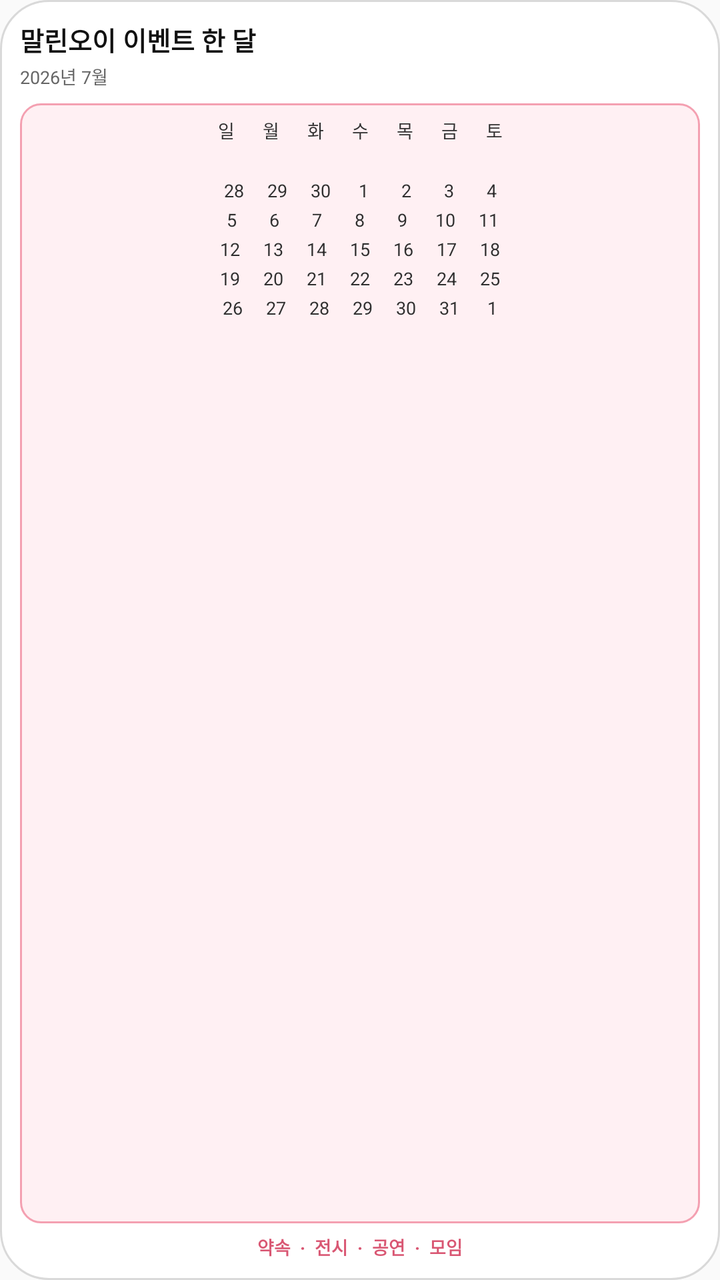
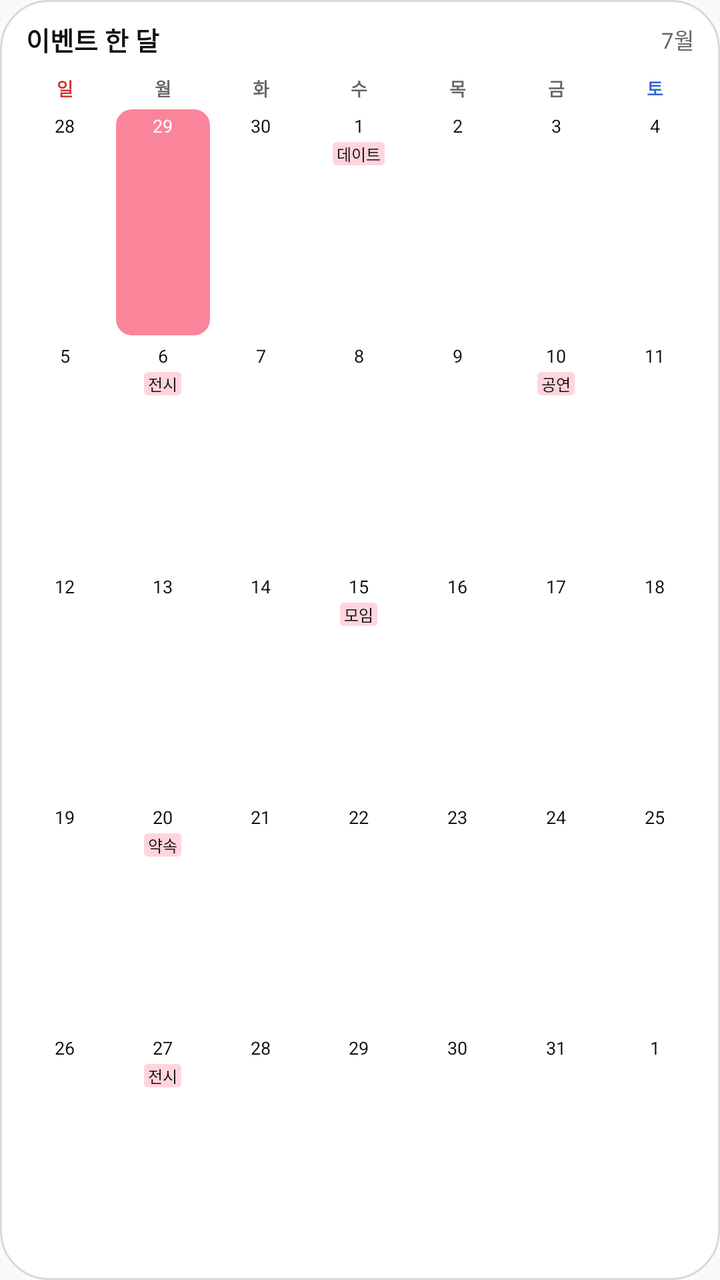

Two renders of the same Android screen: before a commit and after it. Below are the layout's source before the change and the commit's diff.
<!-- AndroidManifest.xml: application theme AppTheme -->
<!-- res/layout/widget_preview_event_month.xml -->
<?xml version="1.0" encoding="utf-8"?>
<LinearLayout xmlns:android="http://schemas.android.com/apk/res/android"
    android:layout_width="match_parent"
    android:layout_height="match_parent"
    android:background="@drawable/widget_background"
    android:orientation="vertical"
    android:padding="10dp">

    <TextView
        style="@style/MallinoiWidgetPreviewTitle"
        android:text="말린오이 이벤트 한 달" />

    <TextView
        style="@style/MallinoiWidgetPreviewSubtitle"
        android:text="2026년 7월" />

    <TextView
        style="@style/MallinoiWidgetPreviewBody"
        android:background="@drawable/widget_preview_grid_event"
        android:text="일      월      화      수      목      금      토\n\n28     29     30      1       2       3       4\n 5       6       7       8       9      10     11\n12     13     14     15     16     17     18\n19     20     21     22     23     24     25\n26     27     28     29     30     31      1" />

    <TextView
        style="@style/MallinoiWidgetPreviewSample"
        android:text="약속  ·  전시  ·  공연  ·  모임"
        android:textColor="#D95773" />
</LinearLayout>
<!-- resources referenced by this layout -->
<resources>
  <!-- drawable widget_preview_grid_event (drawable) -->
  <?xml version="1.0" encoding="utf-8"?>
  <shape xmlns:android="http://schemas.android.com/apk/res/android">
      <solid android:color="#FFF0F3" />
      <stroke android:width="1dp" android:color="#F4A0B1" />
      <corners android:radius="10dp" />
  </shape>
  <style name="MallinoiWidgetPreviewBody">
          <item name="android:layout_width">match_parent</item>
          <item name="android:layout_height">0dp</item>
          <item name="android:layout_marginTop">7dp</item>
          <item name="android:layout_weight">1</item>
          <item name="android:gravity">top|center_horizontal</item>
          <item name="android:includeFontPadding">true</item>
          <item name="android:lineSpacingExtra">4dp</item>
          <item name="android:padding">7dp</item>
          <item name="android:textColor">#303030</item>
          <item name="android:textSize">9sp</item>
      </style>
  <style name="MallinoiWidgetPreviewSample">
          <item name="android:layout_width">match_parent</item>
          <item name="android:layout_height">wrap_content</item>
          <item name="android:layout_marginTop">5dp</item>
          <item name="android:ellipsize">end</item>
          <item name="android:gravity">center</item>
          <item name="android:singleLine">true</item>
          <item name="android:textSize">9sp</item>
          <item name="android:textStyle">bold</item>
      </style>
  <style name="MallinoiWidgetPreviewSubtitle">
          <item name="android:layout_width">match_parent</item>
          <item name="android:layout_height">wrap_content</item>
          <item name="android:layout_marginTop">2dp</item>
          <item name="android:textColor">#666666</item>
          <item name="android:textSize">9sp</item>
      </style>
  <style name="MallinoiWidgetPreviewTitle">
          <item name="android:layout_width">match_parent</item>
          <item name="android:layout_height">wrap_content</item>
          <item name="android:ellipsize">end</item>
          <item name="android:singleLine">true</item>
          <item name="android:textColor">#111111</item>
          <item name="android:textSize">13sp</item>
          <item name="android:textStyle">bold</item>
      </style>
  <color tools:ignore="UnusedResources" name="colorPrimary">#3F51B5</color>
  <color tools:ignore="UnusedResources" name="colorAccent">#FF4081</color>
  <!-- unchanged entries left out for length: 3 -->
</resources>

<!-- the commit's change to res/layout/widget_preview_event_month.xml (unified diff, before → after) -->
@@ -4,23 +4,395 @@
     android:layout_height="match_parent"
     android:background="@drawable/widget_background"
     android:orientation="vertical"
-    android:padding="10dp">
-
-    <TextView
-        style="@style/MallinoiWidgetPreviewTitle"
-        android:text="말린오이 이벤트 한 달" />
-
-    <TextView
-        style="@style/MallinoiWidgetPreviewSubtitle"
-        android:text="2026년 7월" />
-
-    <TextView
-        style="@style/MallinoiWidgetPreviewBody"
-        android:background="@drawable/widget_preview_grid_event"
-        android:text="일      월      화      수      목      금      토\n\n28     29     30      1       2       3       4\n 5       6       7       8       9      10     11\n12     13     14     15     16     17     18\n19     20     21     22     23     24     25\n26     27     28     29     30     31      1" />
-
-    <TextView
-        style="@style/MallinoiWidgetPreviewSample"
-        android:text="약속  ·  전시  ·  공연  ·  모임"
-        android:textColor="#D95773" />
+    android:paddingLeft="8dp"
+    android:paddingTop="10dp"
+    android:paddingRight="8dp"
+    android:paddingBottom="10dp">
+
+    <LinearLayout
+        android:layout_width="match_parent"
+        android:layout_height="wrap_content"
+        android:gravity="center_vertical"
+        android:orientation="horizontal"
+        android:paddingLeft="5dp"
+        android:paddingRight="5dp">
+
+        <TextView
+            style="@style/MallinoiWidgetPreviewTitle"
+            android:text="이벤트 한 달" />
+
+        <TextView
+            style="@style/MallinoiWidgetPreviewSubtitle"
+            android:text="7월" />
+    </LinearLayout>
+
+    <LinearLayout
+        android:layout_width="match_parent"
+        android:layout_height="wrap_content"
+        android:layout_marginTop="8dp"
+        android:orientation="horizontal">
+        <TextView
+            style="@style/MallinoiWidgetWeekday"
+            android:text="일"
+            android:textColor="#CC3333" />
+        <TextView
+            style="@style/MallinoiWidgetWeekday"
+            android:text="월" />
+        <TextView
+            style="@style/MallinoiWidgetWeekday"
+            android:text="화" />
+        <TextView
+            style="@style/MallinoiWidgetWeekday"
+            android:text="수" />
+        <TextView
+            style="@style/MallinoiWidgetWeekday"
+            android:text="목" />
+        <TextView
+            style="@style/MallinoiWidgetWeekday"
+            android:text="금" />
+        <TextView
+            style="@style/MallinoiWidgetWeekday"
+            android:text="토"
+            android:textColor="#3366CC" />
+    </LinearLayout>
+
+    <LinearLayout
+        android:layout_width="match_parent"
+        android:layout_height="0dp"
+        android:layout_marginTop="3dp"
+        android:layout_weight="1"
+        android:orientation="vertical">
+
+        <LinearLayout
+            style="@style/MallinoiWidgetPreviewRow">
+
+        <LinearLayout
+            style="@style/MallinoiWidgetPreviewDay">
+
+            <TextView
+                style="@style/MallinoiWidgetPreviewDate"
+                android:text="28" />
+        </LinearLayout>
+
+        <LinearLayout
+            style="@style/MallinoiWidgetPreviewDay"
+            android:background="@drawable/widget_today_event_background">
+
+            <TextView
+                style="@style/MallinoiWidgetPreviewDate"
+                android:text="29"
+                android:textColor="#FFFFFF" />
+        </LinearLayout>
+
+        <LinearLayout
+            style="@style/MallinoiWidgetPreviewDay">
+
+            <TextView
+                style="@style/MallinoiWidgetPreviewDate"
+                android:text="30" />
+        </LinearLayout>
+
+        <LinearLayout
+            style="@style/MallinoiWidgetPreviewDay">
+
+            <TextView
+                style="@style/MallinoiWidgetPreviewDate"
+                android:text="1" />
+
+            <TextView
+                style="@style/MallinoiWidgetPreviewChip"
+                android:background="@drawable/widget_preview_chip_event"
+                android:text="데이트" />
+        </LinearLayout>
+
+        <LinearLayout
+            style="@style/MallinoiWidgetPreviewDay">
+
+            <TextView
+                style="@style/MallinoiWidgetPreviewDate"
+                android:text="2" />
+        </LinearLayout>
+
+        <LinearLayout
+            style="@style/MallinoiWidgetPreviewDay">
+
+            <TextView
+                style="@style/MallinoiWidgetPreviewDate"
+                android:text="3" />
+        </LinearLayout>
+
+        <LinearLayout
+            style="@style/MallinoiWidgetPreviewDay">
+
+            <TextView
+                style="@style/MallinoiWidgetPreviewDate"
+                android:text="4" />
+        </LinearLayout>
+        </LinearLayout>
+
+        <LinearLayout
+            style="@style/MallinoiWidgetPreviewRow">
+
+        <LinearLayout
+            style="@style/MallinoiWidgetPreviewDay">
+
+            <TextView
+                style="@style/MallinoiWidgetPreviewDate"
+                android:text="5" />
+        </LinearLayout>
+
+        <LinearLayout
+            style="@style/MallinoiWidgetPreviewDay">
+
+            <TextView
+                style="@style/MallinoiWidgetPreviewDate"
+                android:text="6" />
+
+            <TextView
+                style="@style/MallinoiWidgetPreviewChip"
+                android:background="@drawable/widget_preview_chip_event"
+                android:text="전시" />
+        </LinearLayout>
+
+        <LinearLayout
+            style="@style/MallinoiWidgetPreviewDay">
+
+            <TextView
+                style="@style/MallinoiWidgetPreviewDate"
+                android:text="7" />
+        </LinearLayout>
+
+        <LinearLayout
+            style="@style/MallinoiWidgetPreviewDay">
+
+            <TextView
+                style="@style/MallinoiWidgetPreviewDate"
+                android:text="8" />
+        </LinearLayout>
+
+        <LinearLayout
+            style="@style/MallinoiWidgetPreviewDay">
+
+            <TextView
+                style="@style/MallinoiWidgetPreviewDate"
+                android:text="9" />
+        </LinearLayout>
+
+        <LinearLayout
+            style="@style/MallinoiWidgetPreviewDay">
+
+            <TextView
+                style="@style/MallinoiWidgetPreviewDate"
+                android:text="10" />
+
+            <TextView
+                style="@style/MallinoiWidgetPreviewChip"
+                android:background="@drawable/widget_preview_chip_event"
+                android:text="공연" />
+        </LinearLayout>
+
+        <LinearLayout
+            style="@style/MallinoiWidgetPreviewDay">
+
+            <TextView
+                style="@style/MallinoiWidgetPreviewDate"
+                android:text="11" />
+        </LinearLayout>
+        </LinearLayout>
+
+        <LinearLayout
+            style="@style/MallinoiWidgetPreviewRow">
+
+        <LinearLayout
+            style="@style/MallinoiWidgetPreviewDay">
+
+            <TextView
+                style="@style/MallinoiWidgetPreviewDate"
+                android:text="12" />
+        </LinearLayout>
+
+        <LinearLayout
+            style="@style/MallinoiWidgetPreviewDay">
+
+            <TextView
+                style="@style/MallinoiWidgetPreviewDate"
+                android:text="13" />
+        </LinearLayout>
+
+        <LinearLayout
+            style="@style/MallinoiWidgetPreviewDay">
+
+            <TextView
+                style="@style/MallinoiWidgetPreviewDate"
+                android:text="14" />
+        </LinearLayout>
+
+        <LinearLayout
+            style="@style/MallinoiWidgetPreviewDay">
+
+            <TextView
+                style="@style/MallinoiWidgetPreviewDate"
+                android:text="15" />
+
+            <TextView
+                style="@style/MallinoiWidgetPreviewChip"
+                android:background="@drawable/widget_preview_chip_event"
+                android:text="모임" />
+        </LinearLayout>
+
+        <LinearLayout
+            style="@style/MallinoiWidgetPreviewDay">
+
+            <TextView
+                style="@style/MallinoiWidgetPreviewDate"
+                android:text="16" />
+        </LinearLayout>
+
+        <LinearLayout
+            style="@style/MallinoiWidgetPreviewDay">
+
+            <TextView
+                style="@style/MallinoiWidgetPreviewDate"
+                android:text="17" />
+        </LinearLayout>
+
+        <LinearLayout
+            style="@style/MallinoiWidgetPreviewDay">
+
+            <TextView
+                style="@style/MallinoiWidgetPreviewDate"
+                android:text="18" />
+        </LinearLayout>
+        </LinearLayout>
+
+        <LinearLayout
+            style="@style/MallinoiWidgetPreviewRow">
+
+        <LinearLayout
+            style="@style/MallinoiWidgetPreviewDay">
+
+            <TextView
+                style="@style/MallinoiWidgetPreviewDate"
+                android:text="19" />
+        </LinearLayout>
+
+        <LinearLayout
+            style="@style/MallinoiWidgetPreviewDay">
+
+            <TextView
+                style="@style/MallinoiWidgetPreviewDate"
+                android:text="20" />
+
+            <TextView
+                style="@style/MallinoiWidgetPreviewChip"
+                android:background="@drawable/widget_preview_chip_event"
+                android:text="약속" />
+        </LinearLayout>
+
+        <LinearLayout
+            style="@style/MallinoiWidgetPreviewDay">
+
+            <TextView
+                style="@style/MallinoiWidgetPreviewDate"
+                android:text="21" />
+        </LinearLayout>
+
+        <LinearLayout
+            style="@style/MallinoiWidgetPreviewDay">
+
+            <TextView
+                style="@style/MallinoiWidgetPreviewDate"
+                android:text="22" />
+        </LinearLayout>
+
+        <LinearLayout
+            style="@style/MallinoiWidgetPreviewDay">
+
+            <TextView
+                style="@style/MallinoiWidgetPreviewDate"
+                android:text="23" />
+        </LinearLayout>
+
+        <LinearLayout
+            style="@style/MallinoiWidgetPreviewDay">
+
+            <TextView
+                style="@style/MallinoiWidgetPreviewDate"
+                android:text="24" />
+        </LinearLayout>
+
+        <LinearLayout
+            style="@style/MallinoiWidgetPreviewDay">
+
+            <TextView
+                style="@style/MallinoiWidgetPreviewDate"
+                android:text="25" />
+        </LinearLayout>
+        </LinearLayout>
+
+        <LinearLayout
+            style="@style/MallinoiWidgetPreviewRow">
+
+        <LinearLayout
+            style="@style/MallinoiWidgetPreviewDay">
+
+            <TextView
+                style="@style/MallinoiWidgetPreviewDate"
+                android:text="26" />
+        </LinearLayout>
+
+        <LinearLayout
+            style="@style/MallinoiWidgetPreviewDay">
+
+            <TextView
+                style="@style/MallinoiWidgetPreviewDate"
+                android:text="27" />
+
+            <TextView
+                style="@style/MallinoiWidgetPreviewChip"
+                android:background="@drawable/widget_preview_chip_event"
+                android:text="전시" />
+        </LinearLayout>
+
+        <LinearLayout
+            style="@style/MallinoiWidgetPreviewDay">
+
+            <TextView
+                style="@style/MallinoiWidgetPreviewDate"
+                android:text="28" />
+        </LinearLayout>
+
+        <LinearLayout
+            style="@style/MallinoiWidgetPreviewDay">
+
+            <TextView
+                style="@style/MallinoiWidgetPreviewDate"
+                android:text="29" />
+        </LinearLayout>
+
+        <LinearLayout
+            style="@style/MallinoiWidgetPreviewDay">
+
+            <TextView
+                style="@style/MallinoiWidgetPreviewDate"
+                android:text="30" />
+        </LinearLayout>
+
+        <LinearLayout
+            style="@style/MallinoiWidgetPreviewDay">
+
+            <TextView
+                style="@style/MallinoiWidgetPreviewDate"
+                android:text="31" />
+        </LinearLayout>
+
+        <LinearLayout
+            style="@style/MallinoiWidgetPreviewDay">
+
+            <TextView
+                style="@style/MallinoiWidgetPreviewDate"
+                android:text="1" />
+        </LinearLayout>
+        </LinearLayout>
+    </LinearLayout>
 </LinearLayout>
<!-- resource entries referenced after the edit -->
@@ -1,50 +1,85 @@
 <!-- resources referenced by this layout -->
 <resources>
-  <!-- drawable widget_preview_grid_event (drawable) -->
+  <!-- drawable widget_preview_chip_event (drawable) -->
   <?xml version="1.0" encoding="utf-8"?>
   <shape xmlns:android="http://schemas.android.com/apk/res/android">
-      <solid android:color="#FFF0F3" />
-      <stroke android:width="1dp" android:color="#F4A0B1" />
-      <corners android:radius="10dp" />
+      <solid android:color="#FFD5DD" />
+      <corners android:radius="2dp" />
   </shape>
-  <style name="MallinoiWidgetPreviewBody">
+  <!-- drawable widget_today_event_background (drawable) -->
+  <?xml version="1.0" encoding="utf-8"?>
+  <shape xmlns:android="http://schemas.android.com/apk/res/android">
+      <solid android:color="#fa859a" />
+      <corners android:radius="8dp" />
+  </shape>
+  <style name="MallinoiWidgetPreviewChip">
+          <item name="android:layout_width">wrap_content</item>
+          <item name="android:layout_height">wrap_content</item>
+          <item name="android:layout_marginTop">2dp</item>
+          <item name="android:ellipsize">end</item>
+          <item name="android:gravity">center</item>
+          <item name="android:maxLines">1</item>
+          <item name="android:paddingLeft">2dp</item>
+          <item name="android:paddingRight">2dp</item>
+          <item name="android:singleLine">true</item>
+          <item name="android:textColor">#111111</item>
+          <item name="android:textSize">8sp</item>
+      </style>
+  <style name="MallinoiWidgetPreviewDate">
+          <item name="android:layout_width">match_parent</item>
+          <item name="android:layout_height">wrap_content</item>
+          <item name="android:gravity">center</item>
+          <item name="android:includeFontPadding">true</item>
+          <item name="android:textColor">#111111</item>
+          <item name="android:textSize">9sp</item>
+      </style>
+  <style name="MallinoiWidgetPreviewDay">
+          <item name="android:layout_width">0dp</item>
+          <item name="android:layout_height">match_parent</item>
+          <item name="android:layout_margin">1dp</item>
+          <item name="android:layout_weight">1</item>
+          <item name="android:background">@drawable/widget_day_background</item>
+          <item name="android:gravity">top|center_horizontal</item>
+          <item name="android:orientation">vertical</item>
+          <item name="android:padding">2dp</item>
+      </style>
+  <style name="MallinoiWidgetPreviewRow">
           <item name="android:layout_width">match_parent</item>
           <item name="android:layout_height">0dp</item>
-          <item name="android:layout_marginTop">7dp</item>
           <item name="android:layout_weight">1</item>
-          <item name="android:gravity">top|center_horizontal</item>
-          <item name="android:includeFontPadding">true</item>
-          <item name="android:lineSpacingExtra">4dp</item>
-          <item name="android:padding">7dp</item>
-          <item name="android:textColor">#303030</item>
-          <item name="android:textSize">9sp</item>
-      </style>
-  <style name="MallinoiWidgetPreviewSample">
-          <item name="android:layout_width">match_parent</item>
-          <item name="android:layout_height">wrap_content</item>
-          <item name="android:layout_marginTop">5dp</item>
-          <item name="android:ellipsize">end</item>
-          <item name="android:gravity">center</item>
-          <item name="android:singleLine">true</item>
-          <item name="android:textSize">9sp</item>
-          <item name="android:textStyle">bold</item>
+          <item name="android:orientation">horizontal</item>
       </style>
   <style name="MallinoiWidgetPreviewSubtitle">
-          <item name="android:layout_width">match_parent</item>
+          <item name="android:layout_width">wrap_content</item>
           <item name="android:layout_height">wrap_content</item>
-          <item name="android:layout_marginTop">2dp</item>
           <item name="android:textColor">#666666</item>
-          <item name="android:textSize">9sp</item>
+          <item name="android:textSize">11sp</item>
       </style>
   <style name="MallinoiWidgetPreviewTitle">
-          <item name="android:layout_width">match_parent</item>
+          <item name="android:layout_width">0dp</item>
           <item name="android:layout_height">wrap_content</item>
+          <item name="android:layout_weight">1</item>
           <item name="android:ellipsize">end</item>
           <item name="android:singleLine">true</item>
           <item name="android:textColor">#111111</item>
           <item name="android:textSize">13sp</item>
           <item name="android:textStyle">bold</item>
       </style>
+  <style name="MallinoiWidgetWeekday">
+          <item name="android:layout_width">0dp</item>
+          <item name="android:layout_height">wrap_content</item>
+          <item name="android:layout_weight">1</item>
+          <item name="android:gravity">center</item>
+          <item name="android:textColor">#666666</item>
+          <item name="android:textSize">9sp</item>
+          <item name="android:textStyle">bold</item>
+      </style>
+  <!-- drawable widget_day_background (drawable) -->
+  <?xml version="1.0" encoding="utf-8"?>
+  <shape xmlns:android="http://schemas.android.com/apk/res/android">
+      <solid android:color="#ffffff" />
+      <corners android:radius="8dp" />
+  </shape>
   <color tools:ignore="UnusedResources" name="colorPrimary">#3F51B5</color>
   <color tools:ignore="UnusedResources" name="colorAccent">#FF4081</color>
   <!-- unchanged entries left out for length: 3 -->
